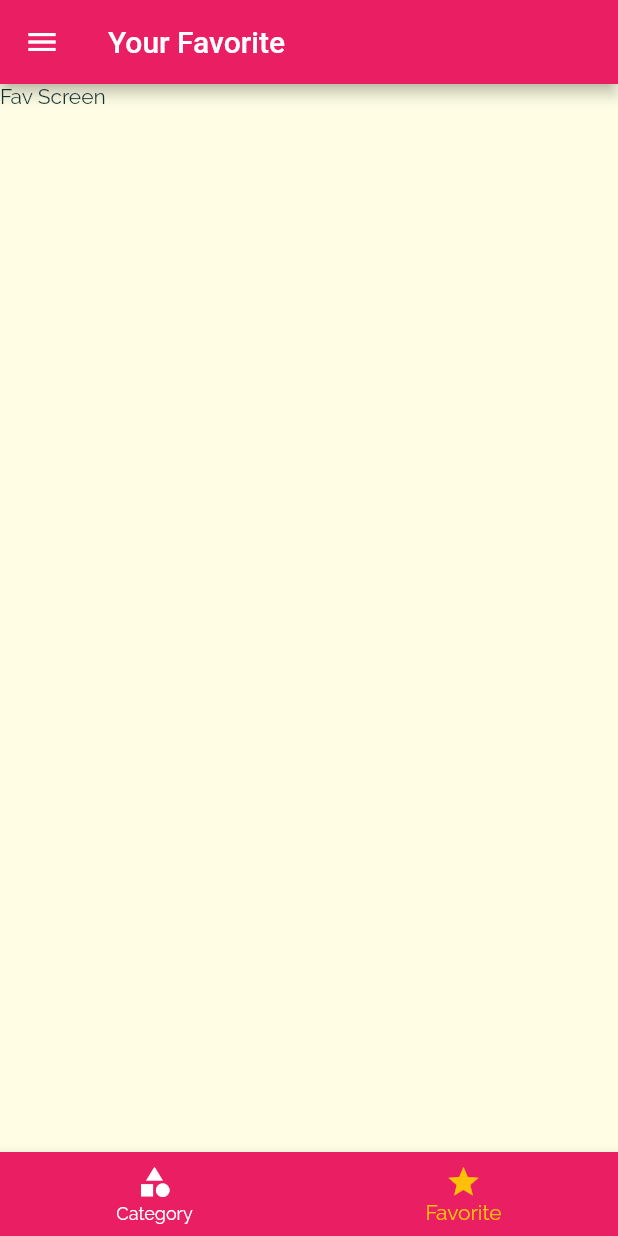
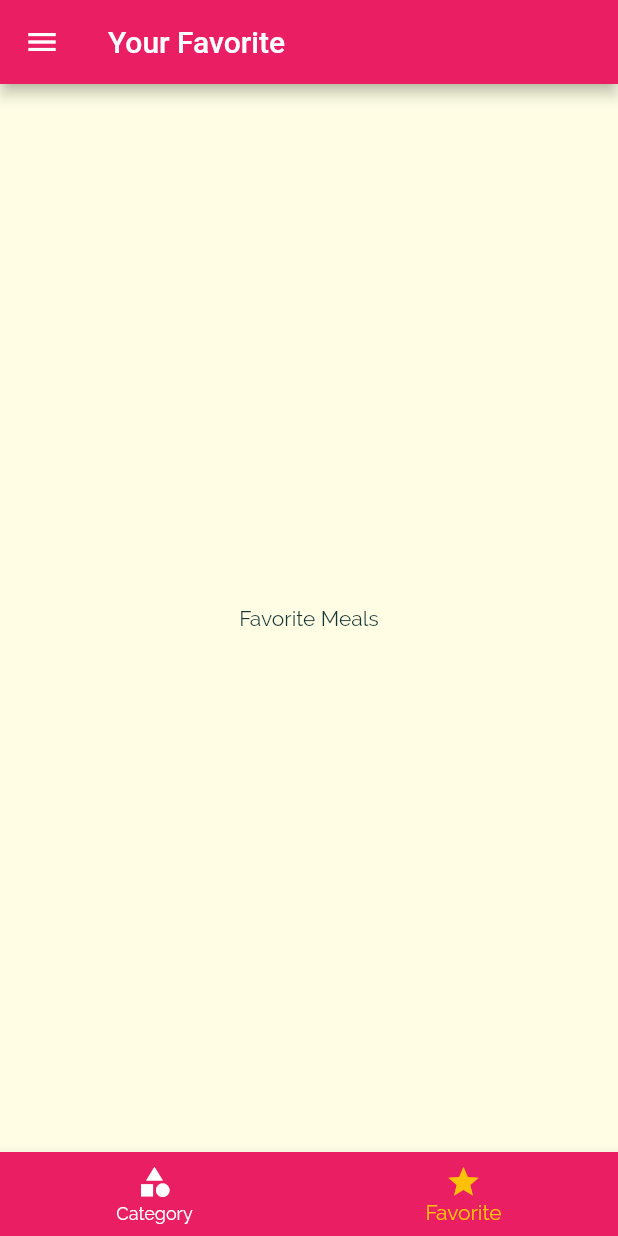
Before and after one commit to manuelwils/meals_app, a Flutter app: the screen it shows after launch, item 2 of the bottom bar chosen, on a phone screen of 412 x 824 dp. Run offline on Flutter 3.47's test engine with Material 2 defaults, Android fonts, the phone set to English and light mode, and no system bars.

Commit message:
change route handling pattern

```diff
--- a/lib/main.dart
+++ b/lib/main.dart
@@ -1,6 +1,7 @@
 import 'package:flutter/material.dart';
-import 'package:meals_app/screens/meal_detail.dart';
 
+import './screens/meal_detail.dart';
+import './screens/filters_screen.dart';
 import './screens/category_meals_screen.dart';
 import './screens/tabs_screen.dart';
 
@@ -16,6 +17,7 @@ class MyApp extends StatelessWidget {
         '/': (_) => const TabsScreen(),
         CategoryMealsScreen.routeName: (_) => const CategoryMealsScreen(),
         MealDetailScreen.routeName: (_) => const MealDetailScreen(),
+        FiltersScreen.routeName: (_) => const FiltersScreen(),
       },
       debugShowCheckedModeBanner: false,
       title: 'OmaMeals',
--- /dev/null
+++ b/lib/screens/favorite_meals_screen.dart
@@ -0,0 +1,14 @@
+import 'package:flutter/material.dart';
+
+class FavoriteMealsScreen extends StatelessWidget {
+  const FavoriteMealsScreen({Key? key}) : super(key: key);
+
+  static const String routeName = '/favorite-meals';
+
+  @override
+  Widget build(BuildContext context) {
+    return const Center(
+      child: Text('Favorite Meals'),
+    );
+  }
+}
--- a/lib/screens/favorite_screen.dart
+++ /dev/null
@@ -1,12 +0,0 @@
-import 'package:flutter/material.dart';
-
-class FavoriteScreen extends StatelessWidget {
-  const FavoriteScreen({Key? key}) : super(key: key);
-
-  @override
-  Widget build(BuildContext context) {
-    return Container(
-      child: Text('Fav Screen'),
-    );
-  }
-}
--- a/lib/screens/tabs_screen.dart
+++ b/lib/screens/tabs_screen.dart
@@ -2,10 +2,12 @@ import 'package:flutter/material.dart';
 import 'package:meals_app/widgets/main_drawer.dart';
 
 import './categories_screens.dart';
-import './favorite_screen.dart';
+import 'favorite_meals_screen.dart';
 
 class TabsScreen extends StatefulWidget {
   const TabsScreen({Key? key}) : super(key: key);
+
+  static const String routeName = '/home';
 
   @override
   State<TabsScreen> createState() => _TabsScreenState();
@@ -18,7 +20,7 @@ class _TabsScreenState extends State<TabsScreen> {
       'title': 'OmaMeals',
     },
     {
-      'route': const FavoriteScreen(),
+      'route': const FavoriteMealsScreen(),
       'title': 'Your Favorite',
     }
   ];
```
Also changed, not shown: lib/screens/filters_screen.dart (added, +26 -0 lines), lib/widgets/main_drawer.dart (+22 -4 lines).
